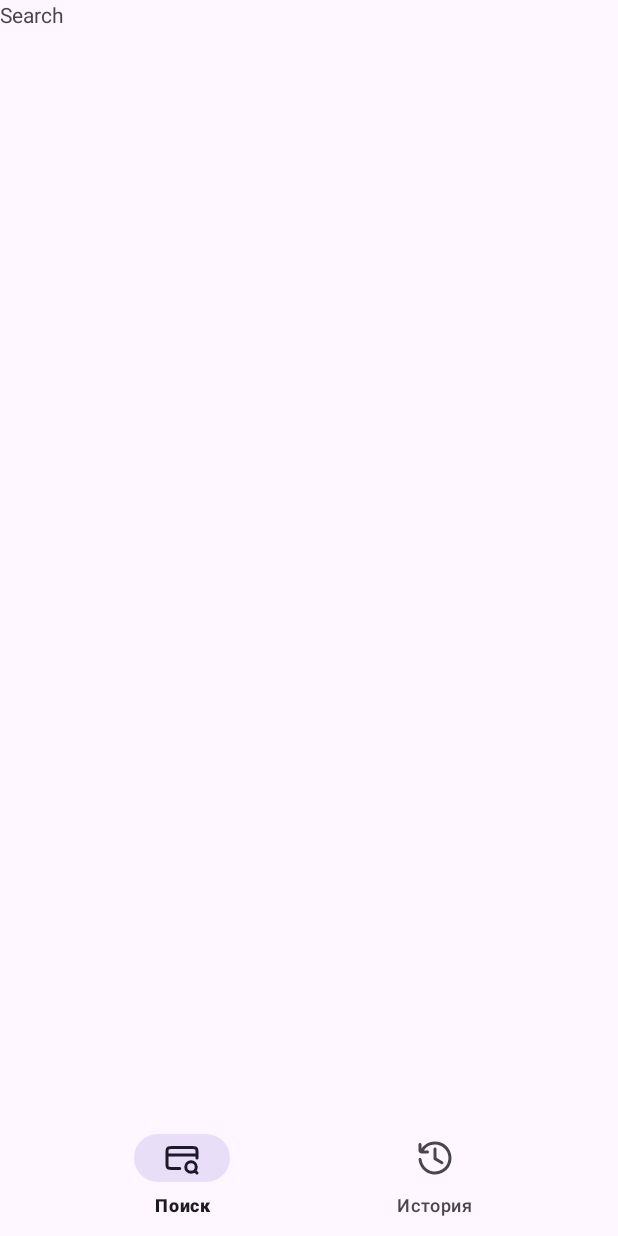
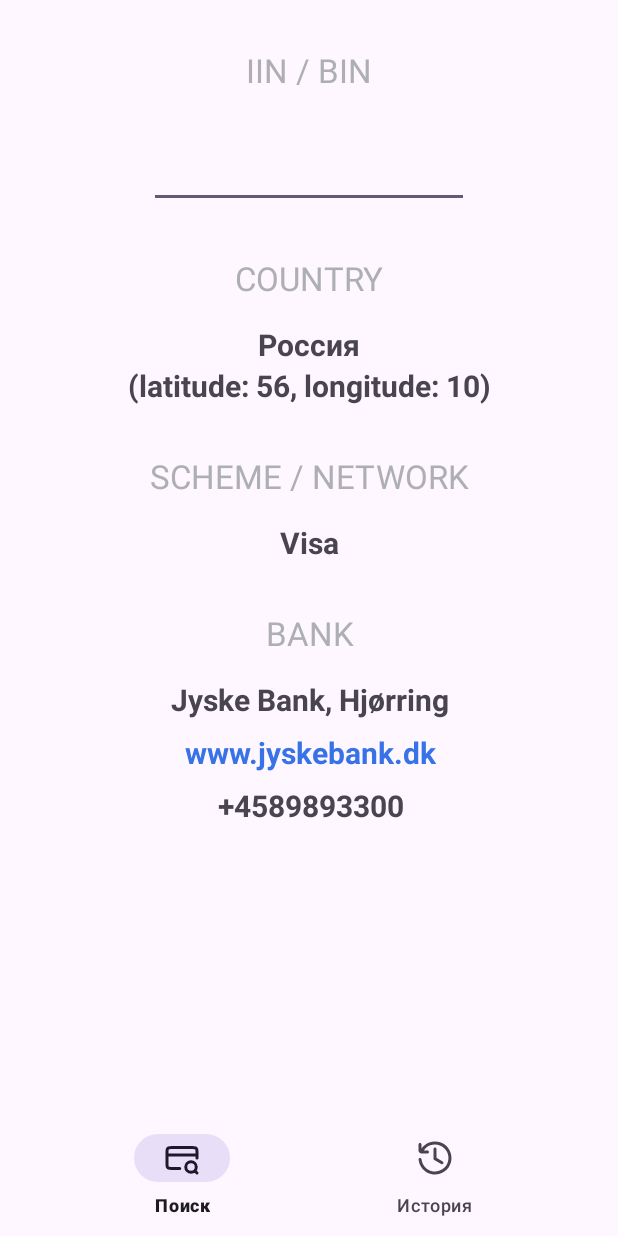
Before and after one commit to ValentinPside/BINLIST, an Android app: the screen it shows after launch (MainActivity), on a phone screen of 412 x 824 dp. Run offline under Robolectric (Android 15) with nearby library versions, the phone set to English and light mode, and no system bars; our stand-ins replace navigation-ui.

Commit message:
Search fragment view

```diff
--- a/app/src/main/res/layout/fragment_search.xml
+++ b/app/src/main/res/layout/fragment_search.xml
@@ -1,13 +1,131 @@
 <?xml version="1.0" encoding="utf-8"?>
-<FrameLayout xmlns:android="http://schemas.android.com/apk/res/android"
+<androidx.constraintlayout.widget.ConstraintLayout xmlns:android="http://schemas.android.com/apk/res/android"
+    xmlns:app="http://schemas.android.com/apk/res-auto"
     xmlns:tools="http://schemas.android.com/tools"
     android:layout_width="match_parent"
     android:layout_height="match_parent"
     tools:context=".presentation.SearchFragment">
 
+
+    <EditText
+        android:id="@+id/editTextNumberSigned"
+        android:layout_width="wrap_content"
+        android:layout_height="wrap_content"
+        android:layout_marginTop="32dp"
+        android:ems="10"
+        android:inputType="numberSigned"
+        app:layout_constraintEnd_toEndOf="parent"
+        app:layout_constraintStart_toStartOf="parent"
+        app:layout_constraintTop_toBottomOf="@+id/bin"
+        android:textAlignment="center"/>
+
     <TextView
-        android:layout_width="match_parent"
-        android:layout_height="match_parent"
-        android:text="Search" />
+        android:id="@+id/country"
+        android:layout_width="wrap_content"
+        android:layout_height="wrap_content"
+        android:layout_marginTop="32dp"
+        android:text="COUNTRY"
+        app:layout_constraintEnd_toEndOf="parent"
+        app:layout_constraintStart_toStartOf="parent"
+        app:layout_constraintTop_toBottomOf="@+id/editTextNumberSigned"
+        android:theme="@style/gray_style"/>
 
-</FrameLayout>
+    <TextView
+        android:id="@+id/countryName"
+        android:layout_width="wrap_content"
+        android:layout_height="wrap_content"
+        android:layout_marginTop="16dp"
+        android:text="Россия"
+        app:layout_constraintEnd_toEndOf="@+id/country"
+        app:layout_constraintStart_toStartOf="@+id/country"
+        app:layout_constraintTop_toBottomOf="@+id/country"
+        android:theme="@style/bold_style"/>
+
+    <TextView
+        android:id="@+id/coordinatyName"
+        android:layout_width="wrap_content"
+        android:layout_height="wrap_content"
+        android:text="(latitude: 56, longitude: 10)"
+        app:layout_constraintEnd_toEndOf="@+id/countryName"
+        app:layout_constraintStart_toStartOf="@+id/countryName"
+        app:layout_constraintTop_toBottomOf="@+id/countryName"
+        android:theme="@style/bold_style"/>
+
+    <TextView
+        android:id="@+id/type"
+        android:layout_width="wrap_content"
+        android:layout_height="wrap_content"
+        android:layout_marginTop="32dp"
+        android:text="SCHEME / NETWORK"
+        app:layout_constraintEnd_toEndOf="@+id/coordinatyName"
+        app:layout_constraintStart_toStartOf="@+id/coordinatyName"
+        app:layout_constraintTop_toBottomOf="@+id/coordinatyName"
+        android:theme="@style/gray_style"/>
+
+    <TextView
+        android:id="@+id/typeName"
+        android:layout_width="wrap_content"
+        android:layout_height="wrap_content"
+        android:layout_marginTop="16dp"
+        android:text="Visa"
+        app:layout_constraintEnd_toEndOf="@+id/type"
+        app:layout_constraintStart_toStartOf="@+id/type"
+        app:layout_constraintTop_toBottomOf="@+id/type"
+        android:theme="@style/bold_style"/>
+
+    <TextView
+        android:id="@+id/bank"
+        android:layout_width="wrap_content"
+        android:layout_height="wrap_content"
+        android:layout_marginTop="32dp"
+        android:text="BANK"
+        app:layout_constraintEnd_toEndOf="@+id/typeName"
+        app:layout_constraintStart_toStartOf="@+id/typeName"
+        app:layout_constraintTop_toBottomOf="@+id/typeName"
+        android:theme="@style/gray_style"/>
+
+    <TextView
+        android:id="@+id/nameAndCityName"
+        android:layout_width="wrap_content"
+        android:layout_height="wrap_content"
+        android:layout_marginTop="16dp"
+        android:text="Jyske Bank, Hjørring"
+        app:layout_constraintEnd_toEndOf="@+id/bank"
+        app:layout_constraintStart_toStartOf="@+id/bank"
+        app:layout_constraintTop_toBottomOf="@+id/bank"
+        android:theme="@style/bold_style"/>
+
+    <TextView
+        android:id="@+id/urlName"
+        android:layout_width="wrap_content"
+        android:layout_height="wrap_content"
+        android:layout_marginTop="8dp"
+        android:text="www.jyskebank.dk"
+        android:textColor="@color/Blue_yp"
+        android:theme="@style/bold_style"
+        app:layout_constraintEnd_toEndOf="@+id/nameAndCityName"
+        app:layout_constraintStart_toStartOf="@+id/nameAndCityName"
+        app:layout_constraintTop_toBottomOf="@+id/nameAndCityName" />
+
+    <TextView
+        android:id="@+id/phoneName"
+        android:layout_width="wrap_content"
+        android:layout_height="wrap_content"
+        android:layout_marginTop="8dp"
+        android:text="+4589893300"
+        android:theme="@style/bold_style"
+        app:layout_constraintEnd_toEndOf="@+id/urlName"
+        app:layout_constraintStart_toStartOf="@+id/urlName"
+        app:layout_constraintTop_toBottomOf="@+id/urlName" />
+
+    <TextView
+        android:id="@+id/bin"
+        android:layout_width="wrap_content"
+        android:layout_height="wrap_content"
+        android:layout_marginTop="32dp"
+        android:text="IIN / BIN"
+        app:layout_constraintEnd_toEndOf="parent"
+        app:layout_constraintStart_toStartOf="parent"
+        app:layout_constraintTop_toTopOf="parent"
+        android:theme="@style/gray_style"/>
+</androidx.constraintlayout.widget.ConstraintLayout>
--- a/app/src/main/res/values/colors.xml
+++ b/app/src/main/res/values/colors.xml
@@ -2,4 +2,6 @@
 <resources>
     <color name="black">#FF000000</color>
     <color name="white">#FFFFFFFF</color>
+    <color name="Blue_yp">#3772E7</color>
+    <color name="Gray_yp">#AEAFB4</color>
 </resources>
--- /dev/null
+++ b/app/src/main/res/values/styles.xml
@@ -0,0 +1,12 @@
+<?xml version="1.0" encoding="utf-8"?>
+<resources>
+    <style name="gray_style">
+        <item name="android:textSize">22sp</item>
+        <item name="android:textColor">@color/Gray_yp</item>
+    </style>
+
+    <style name="bold_style">
+        <item name="android:textSize">20sp</item>
+        <item name="android:textStyle">bold</item>
+    </style>
+</resources>
```
